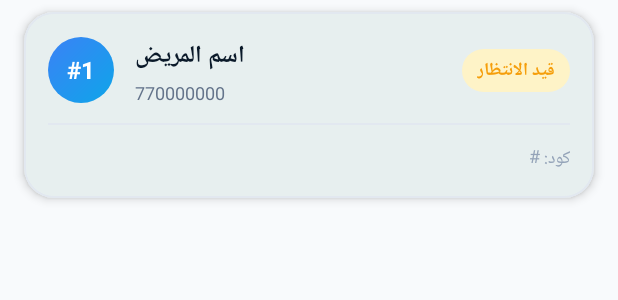
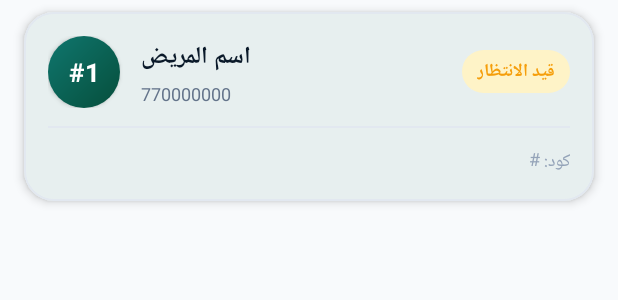
Before and after one commit to Alhaking1/medical-clinic-system, an Android app built with Jetpack Compose: the layout item_queue_patient.xml on its own in the app's theme, with its tools: preview values and no code run, on a phone screen of 412 x 824 dp. Shown: the top 300 px of the screen. Run offline under Robolectric (Android 15) with nearby library versions, the phone set to English and light mode, and no system bars.

Commit message:
style(staff-ui): modernize staff queue badge and status styling

```diff
--- /dev/null
+++ b/apps/staff-app/app/src/main/res/drawable/bg_circle_staff_teal.xml
@@ -0,0 +1,9 @@
+<?xml version="1.0" encoding="utf-8"?>
+<shape xmlns:android="http://schemas.android.com/apk/res/android"
+    android:shape="oval">
+    <gradient
+        android:type="linear"
+        android:angle="135"
+        android:startColor="#064E3B"
+        android:endColor="#0F766E" />
+</shape>
--- a/apps/staff-app/app/src/main/res/layout/item_queue_patient.xml
+++ b/apps/staff-app/app/src/main/res/layout/item_queue_patient.xml
@@ -28,13 +28,14 @@
             <!-- Queue Number Badge -->
             <TextView
                 android:id="@+id/tvQueueNumber"
-                android:layout_width="44dp"
-                android:layout_height="44dp"
-                android:background="@drawable/bg_circle_primary"
+                android:layout_width="48dp"
+                android:layout_height="48dp"
+                android:background="@drawable/bg_circle_staff_teal"
                 android:textColor="@color/white"
-                android:textSize="16sp"
+                android:textSize="17sp"
                 android:textStyle="bold"
                 android:gravity="center"
+                android:elevation="2dp"
                 android:text="#1" />
 
             <LinearLayout
```
Also changed, not shown: apps/staff-app/app/src/main/res/drawable/bg_status_served_soft.xml (added, +9 -0 lines).
